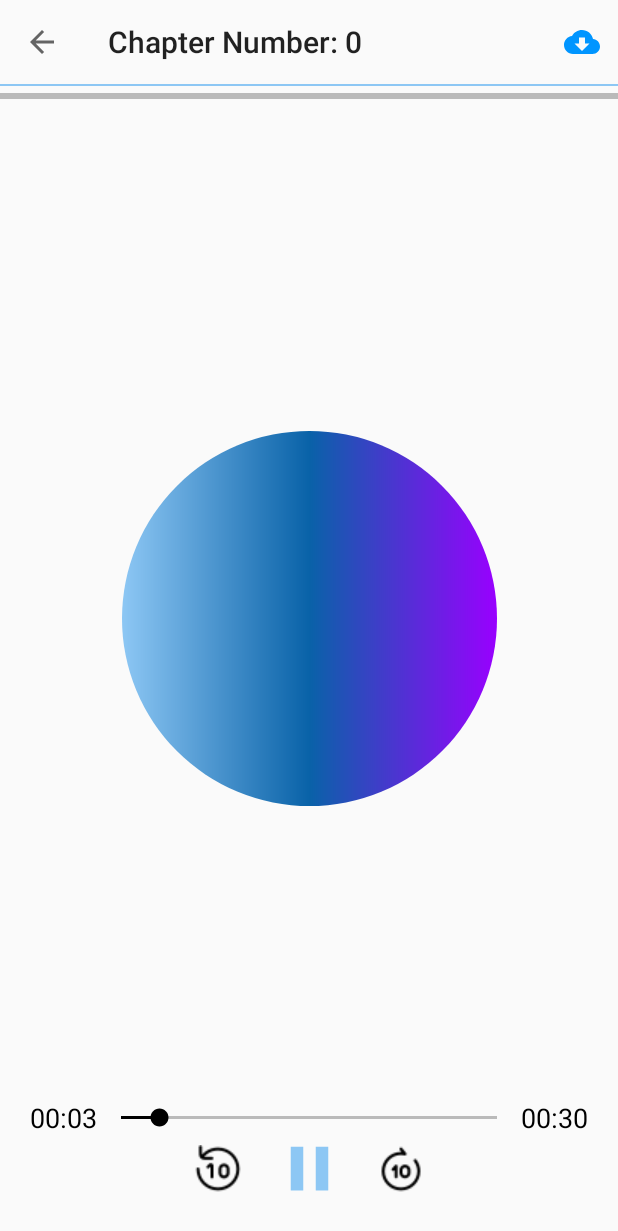
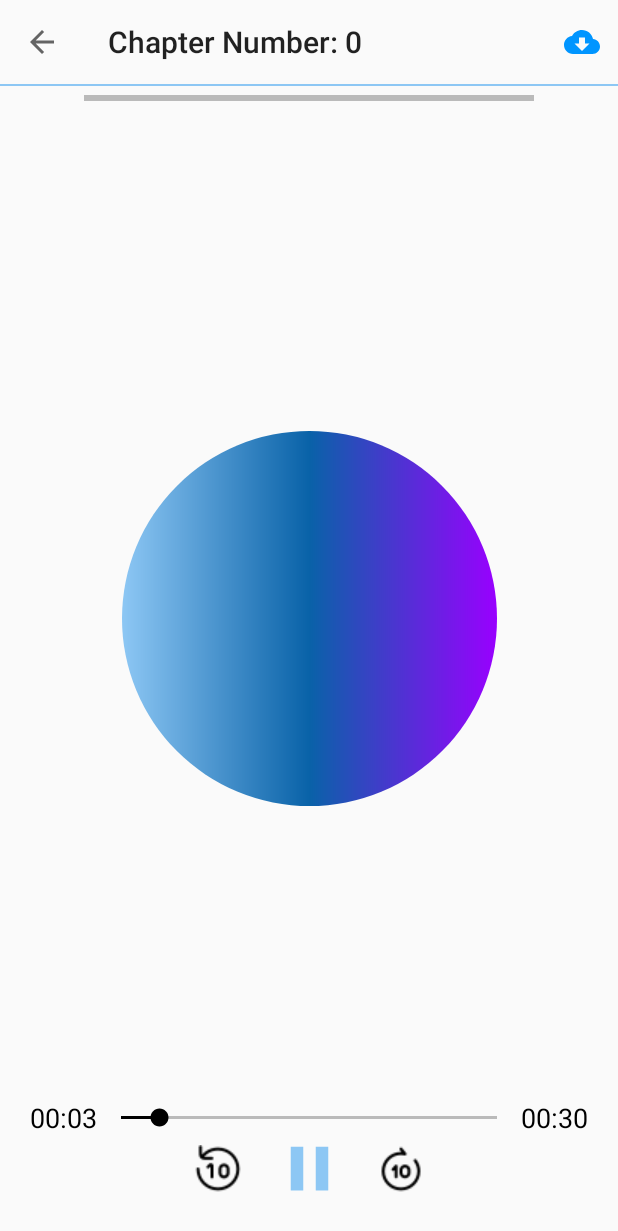
Before and after one commit to zeeshantaj/Quran_App, an Android app: the Play_Activity screen opened directly, with no data from a screen before it, after a tap on "Download", on a phone screen of 412 x 824 dp. Shown: the top 1231 px of the screen. Run offline under Robolectric (Android 15) with nearby library versions, the light colour scheme and no system bars; Roboto replaces fonts that are not available here; 2 statements that could not run were skipped.

Commit message:
third6 Quran_App commit

```diff
--- a/app/src/main/java/com/example/quran_application/Audio/AudioDownloader.java
+++ b/app/src/main/java/com/example/quran_application/Audio/AudioDownloader.java
@@ -5,7 +5,10 @@ import android.os.Environment;
 import android.os.Handler;
 import android.os.Looper;
 import android.util.Log;
+import android.widget.TextView;
 import android.widget.Toast;
+
+import com.example.quran_application.Downloads.DownloadListener;
 
 import java.io.File;
 import java.io.FileOutputStream;
@@ -21,7 +24,7 @@ import okhttp3.ResponseBody;
 
 public class AudioDownloader {
     private final Context context;
-
+    private int progress;
     public AudioDownloader(Context context) {
         this.context = context;
     }
@@ -75,7 +78,6 @@ public class AudioDownloader {
 
 
 
-
                 if (body != null) {
                     try (InputStream inputStream = body.byteStream()) {
 
@@ -109,7 +111,7 @@ public class AudioDownloader {
                             downloadedFileSize += read;
 
                             // Calculate the download progress in percentage
-                            int progress = (int) ((downloadedFileSize * 100) / totalFileSize);
+                            progress = (int) ((downloadedFileSize * 100) / totalFileSize);
 
                             // Notify progress
                             if (listener != null) {
@@ -125,7 +127,7 @@ public class AudioDownloader {
 
                             Handler handler = new Handler(Looper.getMainLooper());
                             handler.post(() -> {
-                                Toast.makeText(context, "Audio downloaded: " + destinationFile.getAbsolutePath(), Toast.LENGTH_SHORT).show();
+                                Toast.makeText(context, "Audio downloaded: " + destinationFile.getAbsolutePath(), Toast.LENGTH_LONG).show();
                                 Log.e("MyApp", "destination: " + destinationFile.getAbsolutePath());
                             });
                         }
@@ -141,11 +143,11 @@ public class AudioDownloader {
         });
     }
 
-    public interface DownloadListener {
-        void onDownloadCompleted(String filePath);
-
-        void onDownloadFailed(String errorMessage);
-
-        void onProgressUpdate(int progress);
-    }
+//    public interface DownloadListener {
+//        void onDownloadCompleted(String filePath);
+//
+//        void onDownloadFailed(String errorMessage);
+//
+//        void onProgressUpdate(int progress);
+//    }
 }
--- a/app/src/main/java/com/example/quran_application/Audio/Play_Activity.java
+++ b/app/src/main/java/com/example/quran_application/Audio/Play_Activity.java
@@ -24,12 +24,14 @@ import android.view.MenuItem;
 import android.view.View;
 import android.view.animation.LinearInterpolator;
 import android.widget.ImageView;
+import android.widget.LinearLayout;
 import android.widget.ProgressBar;
 import android.widget.SeekBar;
 import android.widget.TextView;
 import android.widget.Toast;
 import android.window.OnBackInvokedDispatcher;
 
+import com.example.quran_application.Downloads.DownloadListener;
 import com.example.quran_application.R;
 
 import java.io.IOException;
@@ -46,12 +48,17 @@ public class Play_Activity extends AppCompatActivity {
     private int total,chapterNumber;
     private String audioUrl,audioName,audioNumber;
     private ProgressBar downloadProgressBar;
+    private LinearLayout linearLayout;
+    private TextView progressText;
     @Override
     protected void onCreate(Bundle savedInstanceState) {
         super.onCreate(savedInstanceState);
         setContentView(R.layout.activity_play);
 
         downloadProgressBar = findViewById(R.id.audioProgressDownload);
+        linearLayout = findViewById(R.id.progressLinearLayout);
+        progressText = findViewById(R.id.progressTxt);
+
 
         Fade fade = new Fade();
         View decor = getWindow().getDecorView();
@@ -297,13 +304,15 @@ public class Play_Activity extends AppCompatActivity {
             Toast.makeText(this, "downoadclicked", Toast.LENGTH_SHORT).show();
             String destinationPath = "/path/to/save/audio.mp3"; // Change the destination path as needed
 
-            downloadProgressBar.setVisibility(View.VISIBLE);
+           // downloadProgressBar.setVisibility(View.VISIBLE);
+            linearLayout.setVisibility(View.VISIBLE);
             AudioDownloader audioDownloader = new AudioDownloader(this);
             audioNumber = String.valueOf(chapterNumber);
-            audioDownloader.downloadAudio(audioUrl,audioNumber,audioName, new AudioDownloader.DownloadListener() {
+            audioDownloader.downloadAudio(audioUrl,audioNumber,audioName, new DownloadListener() {
                 @Override
                 public void onDownloadCompleted(String filePath) {
                     //Toast.makeText(Play_Activity.this, "Downloaded Successfully"+filePath, Toast.LENGTH_SHORT).show();
+
                 }
 
                 @Override
@@ -313,7 +322,9 @@ public class Play_Activity extends AppCompatActivity {
 
                 @Override
                 public void onProgressUpdate(int progress) {
+
                     downloadProgressBar.setProgress(progress,true);
+                    runOnUiThread(() -> progressText.setText(progress + "%"));
                 }
             });
 
--- a/app/src/main/res/layout/activity_play.xml
+++ b/app/src/main/res/layout/activity_play.xml
@@ -16,15 +16,36 @@
         app:layout_constraintTop_toTopOf="parent" />
 
 
-    <ProgressBar
-        android:id="@+id/audioProgressDownload"
+    <LinearLayout
+        android:id="@+id/progressLinearLayout"
         android:layout_width="match_parent"
         android:layout_height="wrap_content"
-        style="?android:attr/progressBarStyleHorizontal"
+        android:gravity="center"
         android:visibility="gone"
-        android:progressTint="@color/lightBlue"
-        android:progressBackgroundTint="@color/black"
-        app:layout_constraintTop_toBottomOf="@id/playTollBar"/>
+        android:orientation="horizontal"
+        app:layout_constraintEnd_toEndOf="parent"
+        app:layout_constraintStart_toStartOf="parent"
+        app:layout_constraintTop_toBottomOf="@id/playTollBar">
+
+        <ProgressBar
+            android:id="@+id/audioProgressDownload"
+            style="?android:attr/progressBarStyleHorizontal"
+            android:layout_width="300dp"
+            android:layout_height="wrap_content"
+            android:layout_marginStart="10dp"
+            android:layout_marginEnd="10dp"
+            android:progressBackgroundTint="@color/black"
+            android:progressTint="@color/lightBlue" />
+
+        <TextView
+            android:id="@+id/progressTxt"
+            android:layout_width="wrap_content"
+            android:layout_height="wrap_content"
+            android:textColor="?android:textColor" />
+
+
+    </LinearLayout>
+
 
 
 
```
Also changed, not shown: app/src/main/java/com/example/quran_application/Downloads/ChapterInfo.java (added, +37 -0 lines), app/src/main/java/com/example/quran_application/Downloads/DownloadAdapter.java (added, +56 -0 lines), app/src/main/java/com/example/quran_application/Downloads/DownloadListener.java (added, +9 -0 lines), app/src/main/java/com/example/quran_application/Downloads/Download_Fragment.java (+65 -1 lines).
